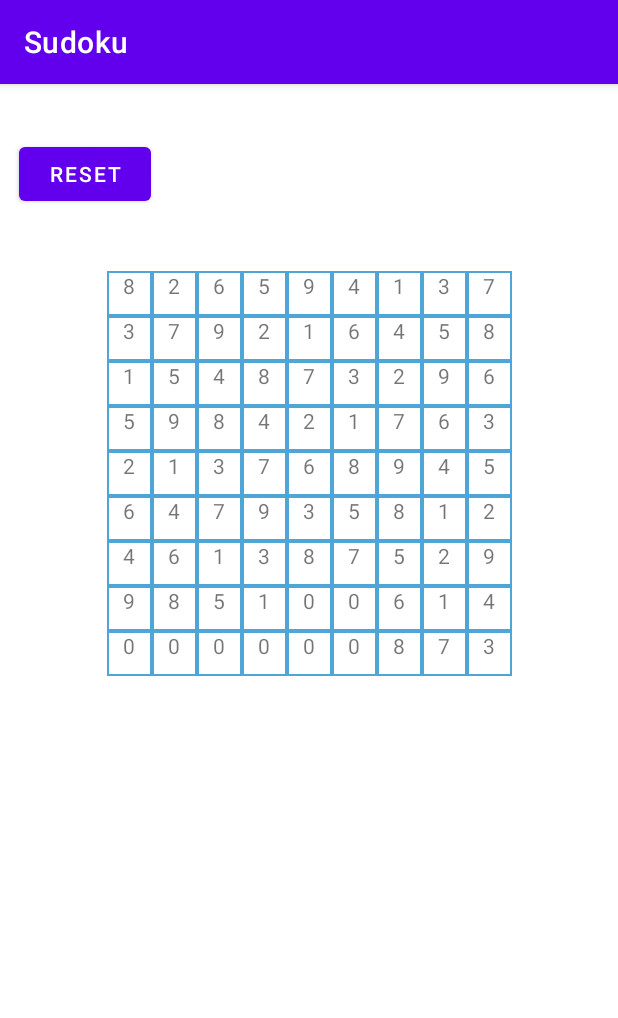
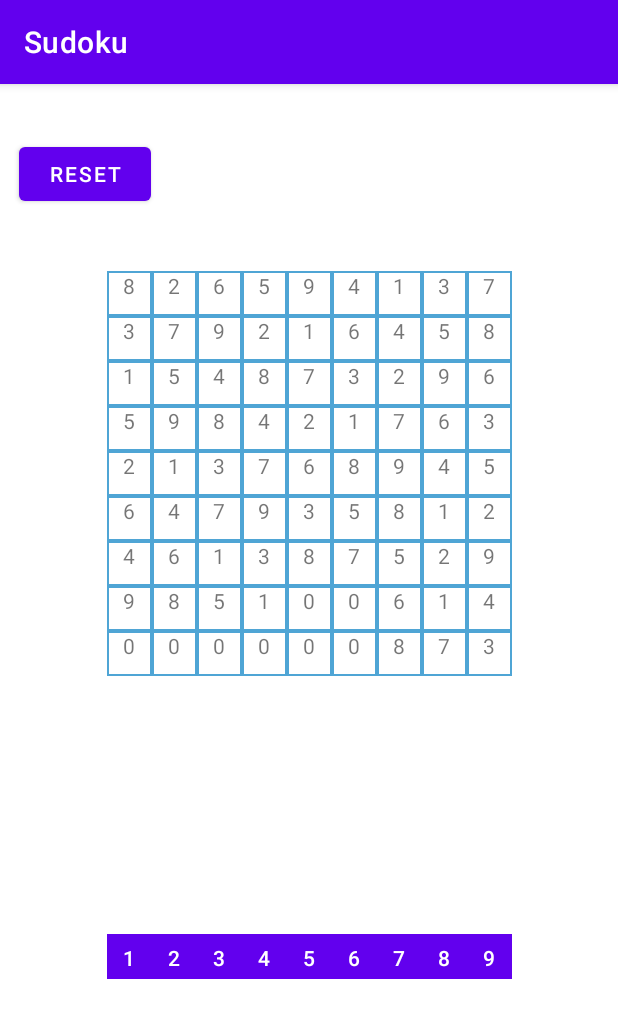
Before and after one commit to Abhansh/Sudoku, an Android app: the screen it shows after launch (MainActivity), on a phone screen of 412 x 824 dp. Shown: the top 1018 px of the screen. Run offline under Robolectric (Android 15) with nearby library versions, the phone set to English and light mode, and no system bars.

Commit message:
third commit

```diff
--- a/app/src/main/java/com/gsr/sudoku/MainActivity.java
+++ b/app/src/main/java/com/gsr/sudoku/MainActivity.java
@@ -5,6 +5,7 @@ import androidx.appcompat.app.AppCompatActivity;
 import android.os.Bundle;
 import android.util.Log;
 import android.view.View;
+import android.widget.Button;
 import android.widget.TextView;
 import android.widget.Toast;
 
@@ -14,12 +15,14 @@ public class MainActivity extends AppCompatActivity {
 
     Sudoku board;
     ArrayList<TextView> textViewsGrid;
+    TextView selectedTextView;
 
     @Override
     protected void onCreate(Bundle savedInstanceState) {
         super.onCreate(savedInstanceState);
         setContentView(R.layout.activity_main);
 
+        this.selectedTextView = null;
         this.textViewsGrid = new ArrayList<>();
 
         textViewsGrid.add(findViewById(R.id.text_view_1_1));
@@ -108,7 +111,22 @@ public class MainActivity extends AppCompatActivity {
     }
 
     public void onClick(View v) {
-        Toast.makeText(getApplicationContext(), v.getId() + " clicked", Toast.LENGTH_SHORT).show();
+        this.selectedTextView = findViewById(v.getId());
+        if (this.selectedTextView.isClickable())
+            Toast.makeText(getApplicationContext(), v.getId() + " clicked", Toast.LENGTH_SHORT).show();
+        else
+            this.selectedTextView = null;
+    }
+
+    public void numberClick(View v){
+        if (this.selectedTextView == null) {
+            Toast.makeText(getApplicationContext(),  "please select a position on the board", Toast.LENGTH_SHORT).show();
+            return;
+        }
+        Button button = findViewById(v.getId());
+        this.selectedTextView.setText(button.getText());
+        this.selectedTextView = null;
+        Toast.makeText(getApplicationContext(), button.getText() + " clicked", Toast.LENGTH_SHORT).show();
     }
 
     public void resetBoard(View v){
@@ -118,6 +136,7 @@ public class MainActivity extends AppCompatActivity {
             int col = i % 9;
             Log.i("RC", row + " " + col);
             textViewsGrid.get(i).setText(Integer.toString(board.getGrid()[row][col]));
+            textViewsGrid.get(i).setClickable(true);
         }
     }
 
@@ -131,6 +150,8 @@ public class MainActivity extends AppCompatActivity {
             int col = i % 9;
             Log.i("RC", row + " " + col);
             textViewsGrid.get(i).setText(Integer.toString(board.getGrid()[row][col]));
+            if (board.getGrid()[row][col] != 0)
+                textViewsGrid.get(i).setClickable(false);
         }
     }
 
--- a/app/src/main/res/layout/activity_main.xml
+++ b/app/src/main/res/layout/activity_main.xml
@@ -4,7 +4,6 @@
     xmlns:tools="http://schemas.android.com/tools"
     android:layout_width="match_parent"
     android:layout_height="match_parent"
-    android:onClick="resetBoard"
     tools:context=".MainActivity">
 
     <GridLayout
@@ -681,4 +680,108 @@
         app:layout_constraintStart_toStartOf="parent"
         app:layout_constraintTop_toTopOf="parent"
         app:layout_constraintVertical_bias="0.050000012" />
+
+    <GridLayout
+        android:layout_width="wrap_content"
+        android:layout_height="wrap_content"
+        android:columnCount="9"
+        android:rowCount="1"
+        app:layout_constraintBottom_toBottomOf="parent"
+        app:layout_constraintEnd_toEndOf="parent"
+        app:layout_constraintStart_toStartOf="parent"
+        app:layout_constraintTop_toBottomOf="@+id/game_board">
+
+        <Button
+            android:id="@+id/number_1"
+            android:text="1"
+            android:layout_width="30dp"
+            android:layout_height="30dp"
+            android:background="@drawable/tile_background"
+            android:onClick="numberClick"
+            android:padding="0dp"
+            android:textAlignment="center" />
+
+        <Button
+            android:id="@+id/number_2"
+            android:text="2"
+            android:layout_width="30dp"
+            android:layout_height="30dp"
+            android:background="@drawable/tile_background"
+            android:onClick="numberClick"
+            android:padding="0dp"
+            android:textAlignment="center" />
+
+        <Button
+            android:id="@+id/number_3"
+            android:text="3"
+            android:layout_width="30dp"
+            android:layout_height="30dp"
+            android:background="@drawable/tile_background"
+            android:onClick="numberClick"
+            android:padding="0dp"
+            android:textAlignment="center" />
+
+        <Button
+            android:id="@+id/number_4"
+            android:text="4"
+            android:layout_width="30dp"
+            android:layout_height="30dp"
+            android:background="@drawable/tile_background"
+            android:onClick="numberClick"
+            android:padding="0dp"
+            android:textAlignment="center" />
+
+        <Button
+            android:id="@+id/number_5"
+            android:text="5"
+            android:layout_width="30dp"
+            android:layout_height="30dp"
+            android:background="@drawable/tile_background"
+            android:onClick="numberClick"
+            android:padding="0dp"
+            android:textAlignment="center" />
+
+        <Button
+            android:id="@+id/number_6"
+            android:text="6"
+            android:layout_width="30dp"
+            android:layout_height="30dp"
+            android:background="@drawable/tile_background"
+            android:onClick="numberClick"
+            android:padding="0dp"
+            android:textAlignment="center" />
+
+        <Button
+            android:id="@+id/number_7"
+            android:text="7"
+            android:layout_width="30dp"
+            android:layout_height="30dp"
+            android:layout_row="0"
+            android:layout_column="6"
+            android:background="@drawable/tile_background"
+            android:onClick="numberClick"
+            android:padding="0dp"
+            android:textAlignment="center" />
+
+        <Button
+            android:id="@+id/number_8"
+            android:text="8"
+            android:layout_width="30dp"
+            android:layout_height="30dp"
+            android:background="@drawable/tile_background"
+            android:onClick="numberClick"
+            android:padding="0dp"
+            android:textAlignment="center" />
+
+        <Button
+            android:id="@+id/number_9"
+            android:text="9"
+            android:layout_width="30dp"
+            android:layout_height="30dp"
+            android:background="@drawable/tile_background"
+            android:onClick="numberClick"
+            android:padding="0dp"
+            android:textAlignment="center" />
+
+    </GridLayout>
 </androidx.constraintlayout.widget.ConstraintLayout>
```
